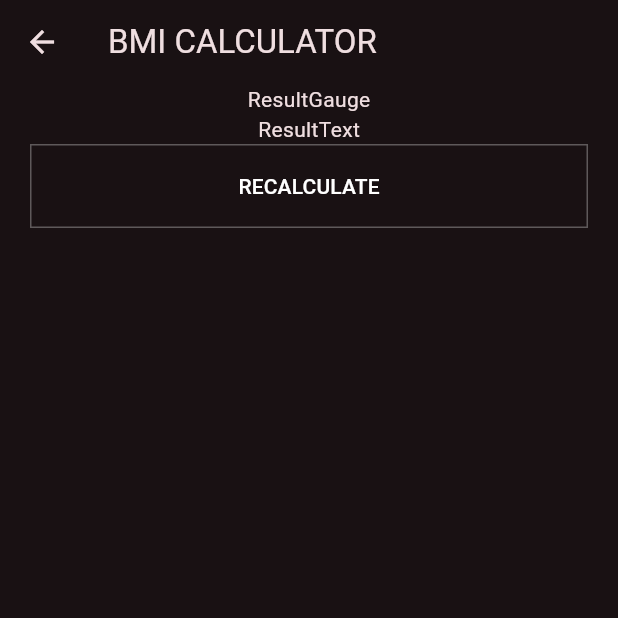
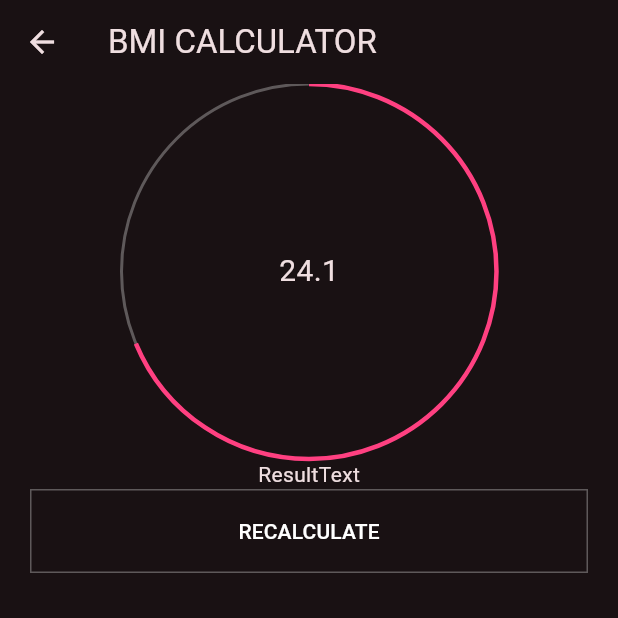
Before and after one commit to this-is-spartaa/flutter-bmi-app, a Flutter app: the screen it shows after launch, after a tap on "CALCULATE", on a phone screen of 412 x 824 dp, the top half of it. Run offline on Flutter 3.47's test engine with Material 3 defaults, Android fonts, the light colour scheme and no system bars.

Commit message:
add ResultGauge

```diff
--- a/lib/pages/result/widgets/result_gauge.dart
+++ b/lib/pages/result/widgets/result_gauge.dart
@@ -1,3 +1,5 @@
+import 'dart:math';
+
 import 'package:flutter/material.dart';
 
 class ResultGauge extends StatelessWidget {
@@ -5,6 +7,32 @@ class ResultGauge extends StatelessWidget {
   final double result;
   @override
   Widget build(BuildContext context) {
-    return Text('ResultGauge');
+    return Stack(
+      alignment: Alignment.center,
+      children: [
+        // 가로 세로가 같은 SizedBox를 사용할 때
+        SizedBox.square(
+          dimension: 250,
+          child: CircularProgressIndicator(
+            value: 1,
+            strokeWidth: 2,
+            color: Theme.of(context).dividerColor,
+          ),
+        ),
+        SizedBox.square(
+          dimension: 250,
+          child: CircularProgressIndicator(
+            value: min((result / 35), 1), // BMI max 35!
+            strokeWidth: 3,
+            color: Theme.of(context).highlightColor,
+          ),
+        ),
+        // Stack 의 크기가 자녀위젯의 크기에 따라 달라지므로 Center 사용 불가
+        Text(
+          result.toStringAsFixed(1),
+          style: TextStyle(fontSize: 20),
+        ),
+      ],
+    );
   }
 }
```
